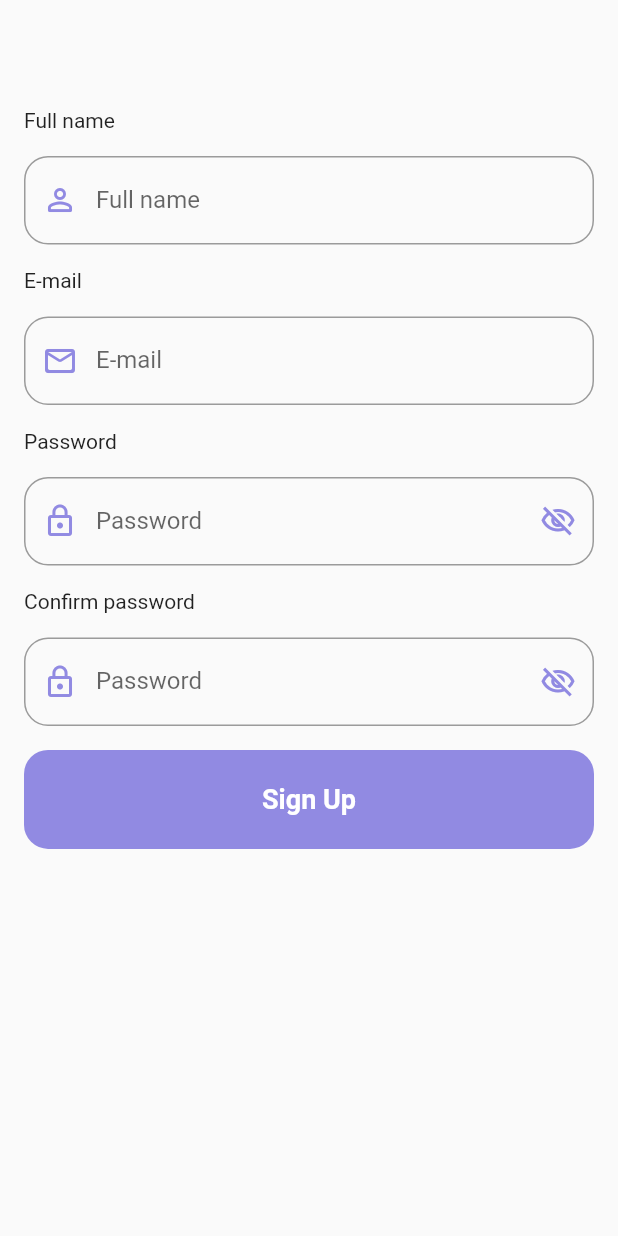
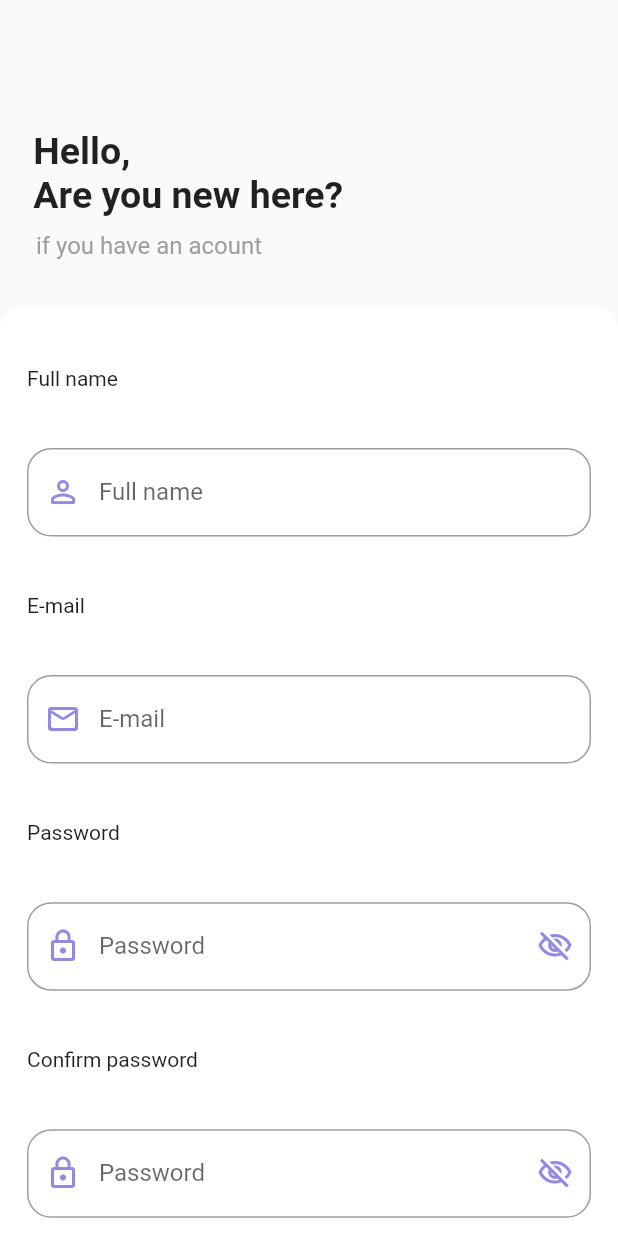
Before and after one commit to CarlosOliveiraa/desafio_tres, a Flutter app: the screen it shows after launch, on a phone screen of 412 x 824 dp. Run offline on Flutter 3.47's test engine with Material 2 defaults, Android fonts, the light colour scheme and no system bars.

Commit message:
finalizando tela 1

```diff
--- /dev/null
+++ b/lib/components/botton_background.dart
@@ -0,0 +1,24 @@
+import 'package:flutter/material.dart';
+
+class BottonBackGround extends StatelessWidget {
+  final double width;
+  final double height;
+  final Widget? child;
+
+  const BottonBackGround(
+      {Key? key, this.width = 310, this.height = 467, this.child})
+      : super(key: key);
+
+  @override
+  Widget build(BuildContext context) {
+    return Container(
+      alignment: Alignment.center,
+      padding: EdgeInsets.all(18),
+      width: width,
+      height: height,
+      child: child,
+      decoration: BoxDecoration(
+          borderRadius: BorderRadius.circular(16), color: Colors.white),
+    );
+  }
+}
--- /dev/null
+++ b/lib/components/top_widget.dart
@@ -0,0 +1,42 @@
+import 'package:flutter/material.dart';
+
+class TopWidget extends StatelessWidget {
+  final double width;
+  final double height;
+
+  final String title;
+  final String subTitle;
+
+  const TopWidget(
+      {Key? key,
+      this.width = 310,
+      this.height = 121,
+      this.title = "",
+      this.subTitle = ""})
+      : super(key: key);
+
+  @override
+  Widget build(BuildContext context) {
+    return Container(
+      padding: EdgeInsets.all(16),
+      width: width,
+      height: height,
+      child: Column(
+          mainAxisAlignment: MainAxisAlignment.center,
+          crossAxisAlignment: CrossAxisAlignment.start,
+          children: [
+            Text(
+              title,
+              style: const TextStyle(fontSize: 25, fontWeight: FontWeight.bold),
+            ),
+            const SizedBox(
+              height: 10,
+            ),
+            Text(
+              subTitle,
+              style: TextStyle(fontSize: 16, color: Colors.grey),
+            ),
+          ]),
+    );
+  }
+}
--- /dev/null
+++ b/lib/pages/home_page.dart
@@ -0,0 +1,17 @@
+import 'package:flutter/material.dart';
+
+class HomePage extends StatefulWidget {
+  const HomePage({ Key? key }) : super(key: key);
+
+  @override
+  _HomePageState createState() => _HomePageState();
+}
+
+class _HomePageState extends State<HomePage> {
+  @override
+  Widget build(BuildContext context) {
+    return Container(
+
+    );
+  }
+}
--- a/lib/pages/signup_page.dart
+++ b/lib/pages/signup_page.dart
@@ -1,8 +1,11 @@
+import 'package:desafio_tres/components/botton_background.dart';
 import 'package:desafio_tres/components/confirm_button.dart';
 import 'package:desafio_tres/components/custom_textfield.dart';
+import 'package:desafio_tres/components/top_widget.dart';
 import 'package:flutter/material.dart';
 
 import '../constants/colors.dart';
+import 'home_page.dart';
 
 class SignUpPage extends StatefulWidget {
   const SignUpPage({Key? key}) : super(key: key);
@@ -14,19 +17,34 @@ class SignUpPage extends StatefulWidget {
 class _SignUpPageState extends State<SignUpPage> {
   AppColor colors = AppColor();
   bool _showPassword = false;
+  bool _showPassword2 = false;
+
+  final _formKey = GlobalKey<FormState>();
 
   @override
   Widget build(BuildContext context) {
     final size = MediaQuery.of(context).size;
 
     return Scaffold(
+      backgroundColor: const Color(0xffFAFAFA),
       appBar: AppBar(
         backgroundColor: Colors.transparent,
         elevation: 0,
       ),
       body: SingleChildScrollView(
-        child: Padding(
-          padding: EdgeInsets.all(16),
+          child: Column(
+        children: [
+          TopWidget(
+            width: size.width,
+            height: size.height * 0.18,
+            title: " Hello, \n Are you new here?",
+            subTitle: "  if you have an acount",
+          ),
+          BottonBackGround(
+            width: size.width,
+            height: size.height,
+            child: Form(
+              key: _formKey,
               child: Column(
                 crossAxisAlignment: CrossAxisAlignment.start,
                 mainAxisAlignment: MainAxisAlignment.spaceEvenly,
@@ -34,6 +52,11 @@ class _SignUpPageState extends State<SignUpPage> {
                   const Text("Full name"),
                   //FULL NAME FIELD...
                   CustomTextField(
+                    validator: (value) {
+                      if (value == null || value.isEmpty) {
+                        return "Fill you name";
+                      }
+                    },
                     keyboardType: TextInputType.name,
                     labelText: "Full name",
                     prefixIcon: Icon(
@@ -44,6 +67,11 @@ class _SignUpPageState extends State<SignUpPage> {
                   //E-MAIL FIELD...
                   const Text("E-mail"),
                   CustomTextField(
+                    validator: (value) {
+                      if (value == null || !value.contains("@")) {
+                        return "E-mail inválido";
+                      }
+                    },
                     keyboardType: TextInputType.emailAddress,
                     labelText: "E-mail",
                     prefixIcon: Icon(
@@ -54,6 +82,11 @@ class _SignUpPageState extends State<SignUpPage> {
                   //PASSWORD FIELD...
                   const Text("Password"),
                   CustomTextField(
+                    validator: (pass1) {
+                      if (pass1!.length < 6) {
+                        return "Invalid password";
+                      }
+                    },
                     labelText: "Password",
                     prefixIcon:
                         Icon(Icons.lock_outline, color: colors.primaryColor),
@@ -74,37 +107,56 @@ class _SignUpPageState extends State<SignUpPage> {
                     obscureText: _showPassword == false ? true : false,
                   ),
                   //PASSWORD FIELD CONFIRMATION...
-              Text("Confirm password"),
+                  const Text("Confirm password"),
                   CustomTextField(
+                    validator: (pass2) {
+                      if (pass2!.length < 6) {
+                        return "Invalid password";
+                      }
+                    },
                     labelText: "Password",
                     prefixIcon:
                         Icon(Icons.lock_outline, color: colors.primaryColor),
                     suffixIcon: GestureDetector(
                       child: Icon(
-                    _showPassword == false
+                        _showPassword2 == false
                             ? Icons.visibility_off_outlined
                             : Icons.visibility_outlined,
                         color: colors.primaryColor,
                       ),
                       onTap: () {
                         setState(() {
-                      _showPassword = !_showPassword;
+                          _showPassword2 = !_showPassword2;
                         });
                       },
                     ),
                     keyboardType: TextInputType.emailAddress,
-                obscureText: _showPassword == false ? true : false,
+                    obscureText: _showPassword2 == false ? true : false,
+                  ),
+                  const SizedBox(
+                    height: 50,
                   ),
                   ConfirmButton(
                     width: size.width * 0.95,
                     height: size.height * 0.08,
                     text: "Sign Up",
-                onTap: () {},
+                    onTap: () {
+                      if (_formKey.currentState!.validate()) {
+                        Navigator.push(
+                          context,
+                          MaterialPageRoute(
+                            builder: (context) => HomePage(),
+                          ),
+                        );
+                      }
+                    },
                   )
                 ],
               ),
             ),
           ),
+        ],
+      )),
     );
   }
 }
--- a/pubspec.yaml
+++ b/pubspec.yaml
@@ -58,8 +58,8 @@ flutter:
   uses-material-design: true
 
   # To add assets to your application, add an assets section, like this:
-  # assets:
-  #   - images/a_dot_burr.jpeg
+  assets:
+    - assets/images/mao.png
   #   - images/a_dot_ham.jpeg
 
   # An image asset can refer to one or more resolution-specific "variants", see
```
Also changed, not shown: assets/images/mao.png (added). Lines whose indentation alone changed are shown as unchanged.
